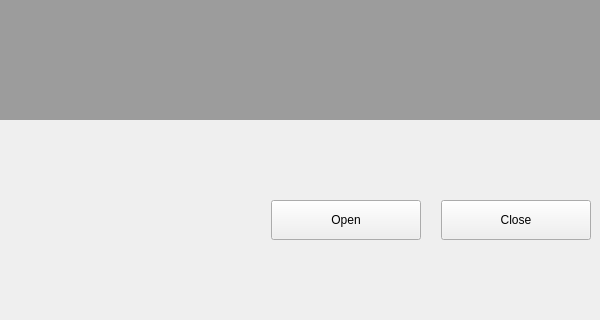
Old version of the form TestApp/VideoInputUI.ui in the repository Declare7/FFmpegDemo; both pictures show x 350 to 950 and y 494 to 814 of the 950 by 814 pixel window.
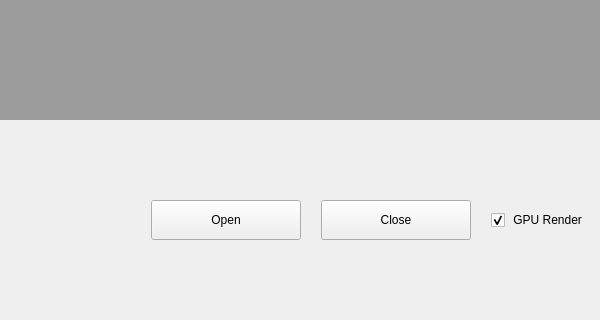
New version of the form.

The edit to the form file:
```diff
--- a/TestApp/VideoInputUI.ui
+++ b/TestApp/VideoInputUI.ui
@@ -102,6 +102,25 @@
         </property>
        </widget>
       </item>
+      <item>
+       <widget class="QCheckBox" name="checkBoxGPU">
+        <property name="minimumSize">
+         <size>
+          <width>100</width>
+          <height>0</height>
+         </size>
+        </property>
+        <property name="text">
+         <string> GPU Render</string>
+        </property>
+        <property name="checked">
+         <bool>true</bool>
+        </property>
+        <property name="tristate">
+         <bool>false</bool>
+        </property>
+       </widget>
+      </item>
      </layout>
     </widget>
    </item>
```
